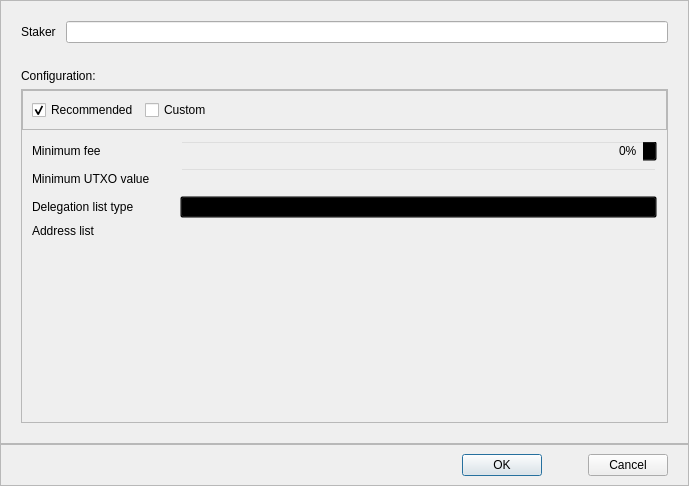
Qt form src/qt/forms/superstakerconfigdialog.ui (Hydra-Chain/node) before a commit.
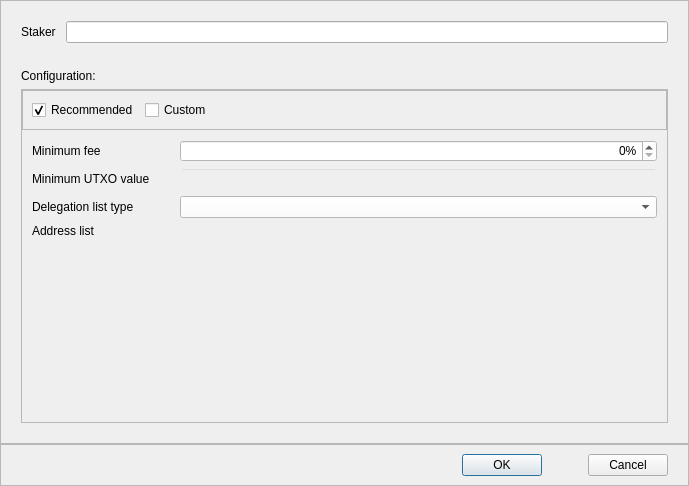
The same form after that commit. Custom widgets are drawn as their Qt base class.

Commit message: fix super staker config combo box color

Diff of the .ui file:
```diff
--- a/src/qt/forms/superstakerconfigdialog.ui
+++ b/src/qt/forms/superstakerconfigdialog.ui
@@ -209,6 +209,9 @@
             </item>
             <item row="2" column="1">
              <widget class="QComboBox" name="cbListType">
+	      <property name="styleSheet">
+               <string notr="true">background: white</string>
+              </property>
               <property name="sizePolicy">
                <sizepolicy hsizetype="Expanding" vsizetype="Fixed">
                 <horstretch>0</horstretch>
@@ -258,6 +261,9 @@
             </item>
             <item row="0" column="1">
              <widget class="QSpinBox" name="sbMinFee">
+	      <property name="styleSheet">
+               <string notr="true">background: white</string>
+              </property>
               <property name="sizePolicy">
                <sizepolicy hsizetype="Minimum" vsizetype="Fixed">
                 <horstretch>0</horstretch>
```
Lines whose indentation alone changed are shown as unchanged.
